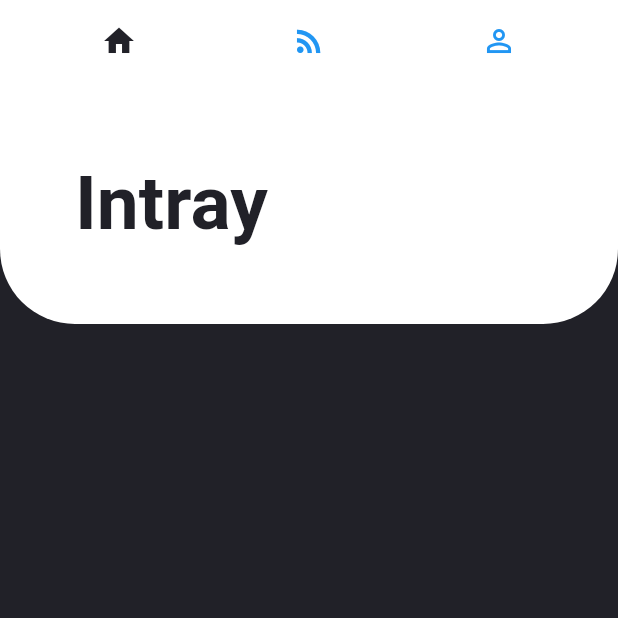
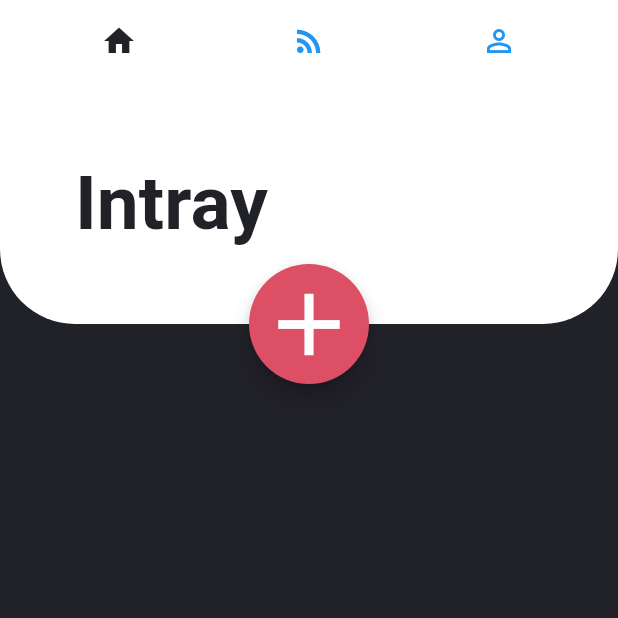
Before and after one commit to victcdva/todoapp, a Flutter app: the screen it shows after launch, on a phone screen of 412 x 824 dp, the top half of it. Run offline on Flutter 3.47's test engine with Material 2 defaults, Android fonts, the phone set to English and light mode, and no system bars; Roboto replaces fonts that are missing (Avenir).

Commit message:
Creatin top bar and button

```diff
--- a/lib/main.dart
+++ b/lib/main.dart
@@ -75,6 +75,18 @@ class _MyHomePageState extends State<MyHomePage> {
                             ),
                             Container()
                           ])),
+                  Container(
+                    height: 80,
+                    width: 80,
+                    margin: EdgeInsets.only(
+                        top: 120,
+                        left: MediaQuery.of(context).size.width * 0.5 - 40),
+                    child: FloatingActionButton(
+                      child: const Icon(Icons.add, size: 70),
+                      backgroundColor: redColor,
+                      onPressed: () {},
+                    ),
+                  )
                 ]),
                 appBar: AppBar(
                     elevation: 0,
```
